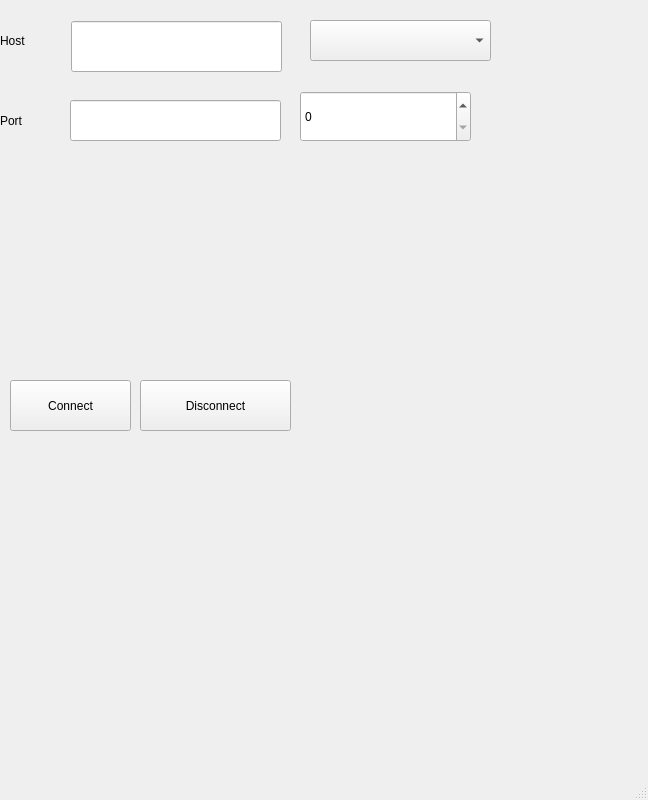
The window that Client/mainwindow.ui (xyanrch/overplus) describes before a commit, drawn with Qt 5.
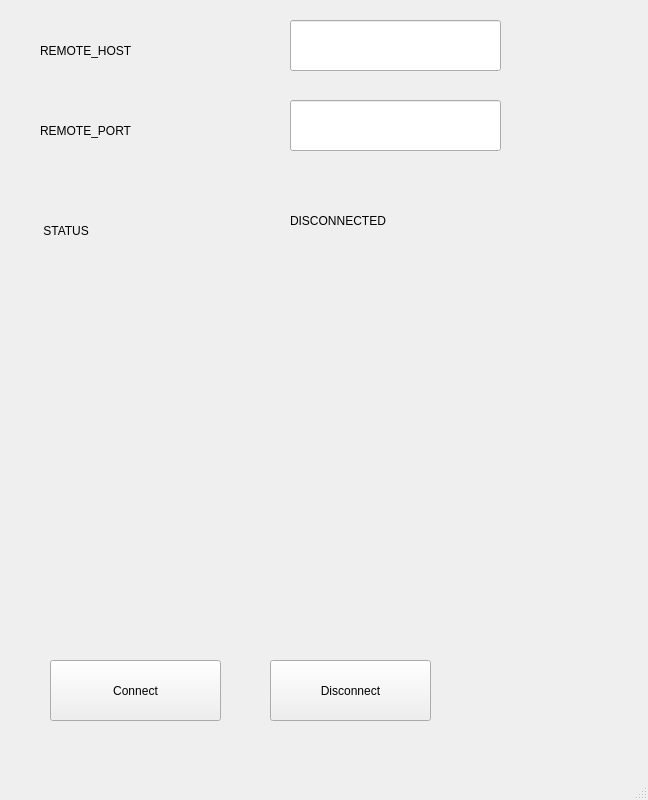
The same window after the commit.

Commit message: Add windows gui client part2

What changed in the file:
```diff
--- a/Client/mainwindow.ui
+++ b/Client/mainwindow.ui
@@ -17,10 +17,10 @@
    <widget class="QPushButton" name="pushButton">
     <property name="geometry">
      <rect>
-      <x>10</x>
-      <y>380</y>
-      <width>121</width>
-      <height>51</height>
+      <x>50</x>
+      <y>660</y>
+      <width>171</width>
+      <height>61</height>
      </rect>
     </property>
     <property name="text">
@@ -30,10 +30,10 @@
    <widget class="QPushButton" name="pushButton_2">
     <property name="geometry">
      <rect>
-      <x>140</x>
-      <y>380</y>
-      <width>151</width>
-      <height>51</height>
+      <x>270</x>
+      <y>660</y>
+      <width>161</width>
+      <height>61</height>
      </rect>
     </property>
     <property name="text">
@@ -43,69 +43,75 @@
    <widget class="QLineEdit" name="lineEdit">
     <property name="geometry">
      <rect>
-      <x>71</x>
-      <y>21</y>
+      <x>290</x>
+      <y>20</y>
       <width>211</width>
       <height>51</height>
      </rect>
     </property>
    </widget>
-   <widget class="QLineEdit" name="lineEdit_2">
-    <property name="geometry">
-     <rect>
-      <x>70</x>
-      <y>100</y>
-      <width>211</width>
-      <height>41</height>
-     </rect>
-    </property>
-   </widget>
    <widget class="QLabel" name="label">
     <property name="geometry">
      <rect>
-      <x>0</x>
-      <y>30</y>
-      <width>61</width>
+      <x>40</x>
+      <y>40</y>
+      <width>121</width>
       <height>21</height>
      </rect>
     </property>
     <property name="text">
-     <string>Host</string>
+     <string>REMOTE_HOST</string>
     </property>
    </widget>
    <widget class="QLabel" name="label_3">
     <property name="geometry">
      <rect>
-      <x>0</x>
-      <y>110</y>
-      <width>61</width>
+      <x>40</x>
+      <y>120</y>
+      <width>141</width>
       <height>21</height>
      </rect>
     </property>
     <property name="text">
-     <string>Port</string>
+     <string>REMOTE_PORT</string>
     </property>
    </widget>
-   <widget class="QSpinBox" name="spinBox">
+   <widget class="QLabel" name="label_2">
     <property name="geometry">
      <rect>
-      <x>300</x>
-      <y>91</y>
-      <width>171</width>
+      <x>40</x>
+      <y>210</y>
+      <width>141</width>
+      <height>41</height>
+     </rect>
+    </property>
+    <property name="text">
+     <string> STATUS</string>
+    </property>
+   </widget>
+   <widget class="QLabel" name="CONNECTION_STATUS">
+    <property name="geometry">
+     <rect>
+      <x>290</x>
+      <y>200</y>
+      <width>221</width>
+      <height>41</height>
+     </rect>
+    </property>
+    <property name="text">
+     <string>DISCONNECTED</string>
+    </property>
+   </widget>
+   <widget class="QLineEdit" name="HOST_PORT">
+    <property name="geometry">
+     <rect>
+      <x>290</x>
+      <y>100</y>
+      <width>211</width>
       <height>51</height>
      </rect>
     </property>
    </widget>
-   <widget class="QComboBox" name="comboBox">
-    <property name="geometry">
-     <rect>
-      <x>310</x>
-      <y>20</y>
-      <width>181</width>
-      <height>41</height>
-     </rect>
-    </property>
-   </widget>
   </widget>
   <widget class="QMenuBar" name="menubar">
    <property name="geometry">
```
Left out of the diff: 12 changed lines with no effect on the pictures. The commit also changes 3 other files.
